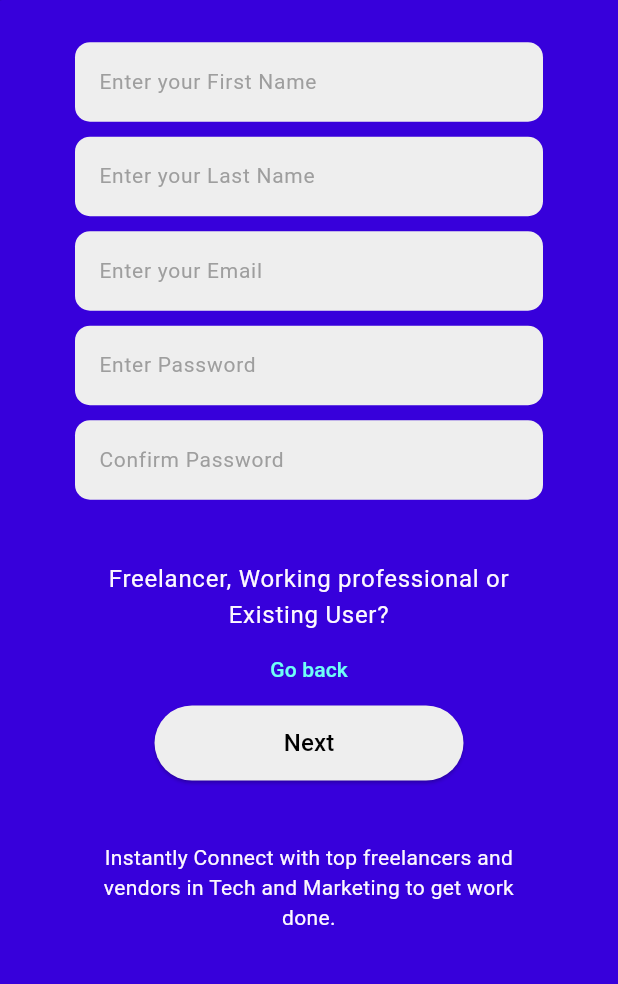
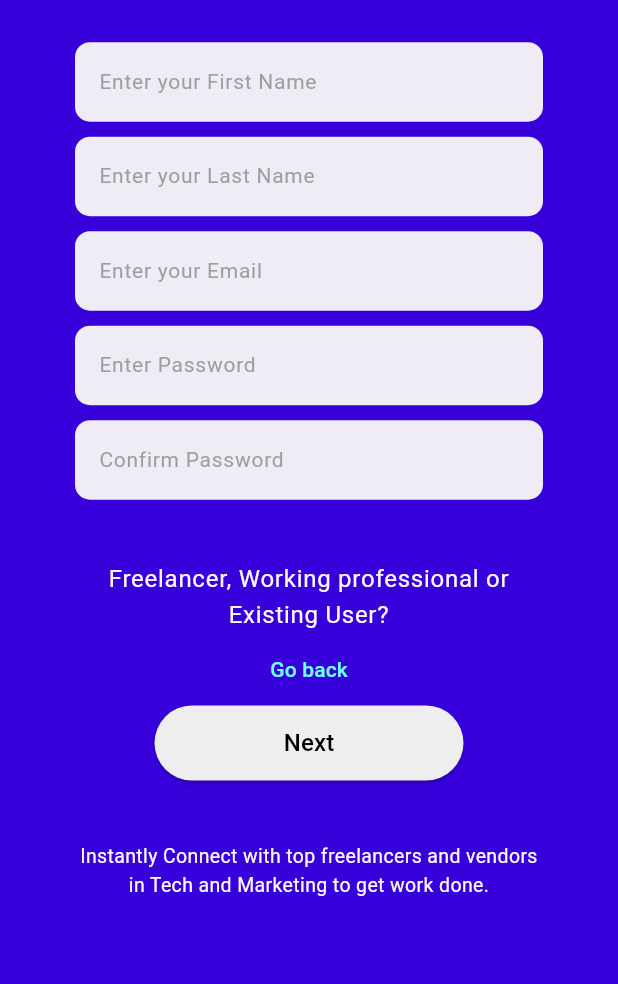
Before and after one commit to Kshitij-25/briefSea, a Flutter app: the screen it shows after launch, after a tap on "Join as an Agency", on a phone screen of 412 x 824 dp, the part 247-1231 px from its top. Run offline on Flutter 3.47's test engine with Material 3 defaults, Android fonts, the light colour scheme and no system bars; our stand-ins replace cached_network_image, dartz, dio, firebase_auth, firebase_core, flutter_otp_text_field and 16 more; accounts and stored records are empty; generated files the repository leaves out were written again.

Commit message:
V1.0.1 release
Signed-off-by: Kshitij Passi <kshitijnishu@gmail.com>

```diff
--- a/lib/presentation/screens/auth_screens/agency_register_screen.dart
+++ b/lib/presentation/screens/auth_screens/agency_register_screen.dart
@@ -201,7 +201,7 @@ class AgencyRegisterScreen extends ConsumerWidget {
                           SizedBox(height: ScreenSize.height(context) * .05),
                           Text(
                             Strings.agencyFooter,
-                            style: Theme.of(context).textTheme.bodyMedium,
+                            style: Theme.of(context).textTheme.bodyMedium!.copyWith(fontSize: 13),
                             textScaler: TextScaler.linear(ScaleSize.textScaleFactor(context)),
                             textAlign: TextAlign.center,
                           ),
--- a/lib/presentation/screens/auth_screens/welcome_screen.dart
+++ b/lib/presentation/screens/auth_screens/welcome_screen.dart
@@ -64,7 +64,7 @@ class _WelcomeScreenState extends State<WelcomeScreen> {
                     ),
                     Text(
                       Strings.welcomeText,
-                      style: Theme.of(context).textTheme.titleLarge,
+                      style: Theme.of(context).textTheme.titleLarge!.copyWith(fontSize: 20),
                       textScaler: TextScaler.linear(ScaleSize.textScaleFactor(context)),
                       textAlign: TextAlign.center,
                     ),
--- a/lib/presentation/screens/profile/edit_profile_screen.dart
+++ b/lib/presentation/screens/profile/edit_profile_screen.dart
@@ -83,14 +83,14 @@ class EditProfileScreen extends ConsumerWidget {
     final userData = ref.watch(userDetailsProvider);
 
     return Scaffold(
-      backgroundColor: Colors.grey[200]!,
+      backgroundColor: Theme.of(context).colorScheme.surfaceContainer,
       appBar: AppBar(
         iconTheme: const IconThemeData(color: Colors.white),
         backgroundColor: Theme.of(context).colorScheme.secondary,
         centerTitle: true,
         title: Text(
           "Edit Profile",
-          style: TextStyle(fontWeight: FontWeight.bold, color: Colors.white),
+          style: Theme.of(context).textTheme.headlineSmall,
           textScaler: TextScaler.linear(ScaleSize.textScaleFactor(context)),
         ),
         actions: [
--- a/lib/presentation/screens/profile/profile_screen.dart
+++ b/lib/presentation/screens/profile/profile_screen.dart
@@ -687,7 +687,7 @@ class _AvatarWidget extends ConsumerWidget {
             Container(
               padding: const EdgeInsets.all(5),
               decoration: BoxDecoration(
-                color: Theme.of(context).cardColor,
+                color: Theme.of(context).colorScheme.surfaceContainer,
                 borderRadius: BorderRadius.circular(120),
               ),
               child: CircleAvatar(
--- a/lib/presentation/screens/profile/verify_profile_screen.dart
+++ b/lib/presentation/screens/profile/verify_profile_screen.dart
@@ -64,14 +64,14 @@ class VerifyProfileScreen extends ConsumerWidget {
 
     final userDetails = ref.watch(userDetailsProvider);
     return Scaffold(
-      backgroundColor: Colors.grey[200]!,
+      backgroundColor: Theme.of(context).colorScheme.surfaceContainer,
       appBar: AppBar(
         iconTheme: const IconThemeData(color: Colors.white),
         backgroundColor: Theme.of(context).colorScheme.secondary,
         centerTitle: true,
         title: Text(
           "Complete Profile",
-          style: TextStyle(fontWeight: FontWeight.bold, color: Colors.white),
+          style: Theme.of(context).textTheme.headlineSmall,
           textScaler: TextScaler.linear(ScaleSize.textScaleFactor(context)),
         ),
         actions: [
--- a/lib/presentation/widgets/custom_text_form_field.dart
+++ b/lib/presentation/widgets/custom_text_form_field.dart
@@ -63,7 +63,7 @@ class CustomTextFormField extends StatelessWidget {
           ),
           hintText: hintText,
           hintStyle: TextStyle(color: hintColor ?? Colors.grey, fontSize: 14 * ScaleSize.textScaleFactor(context)),
-          fillColor: Colors.grey[200],
+          fillColor: Theme.of(context).colorScheme.surfaceContainer,
           filled: true,
         ),
         style: Theme.of(context).textTheme.bodyLarge!.copyWith(
```
